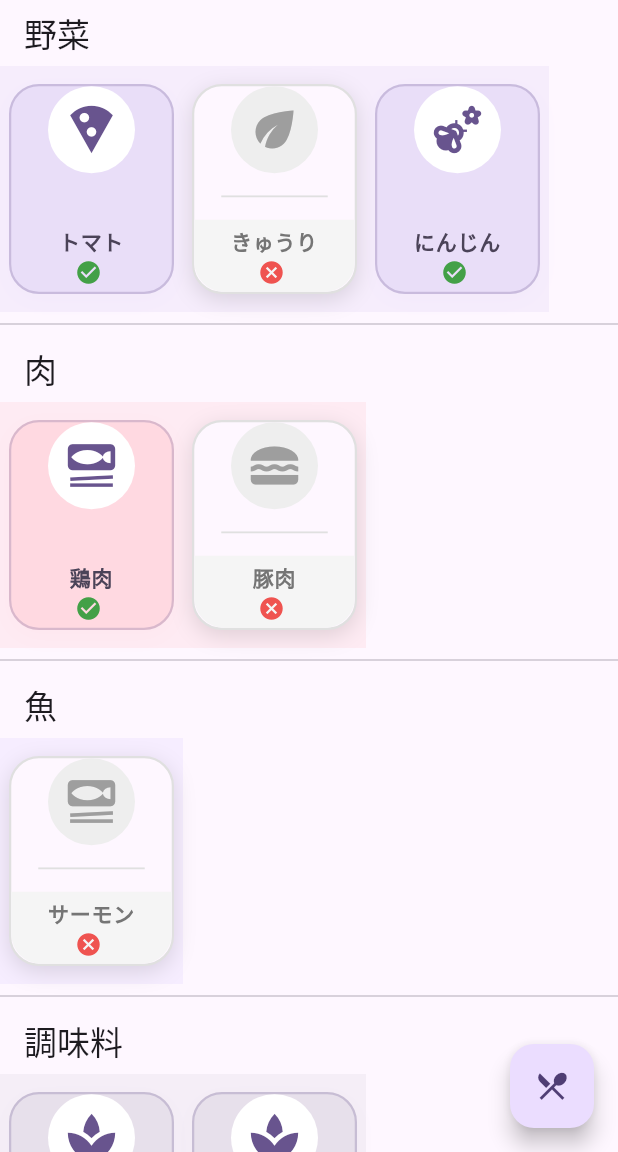
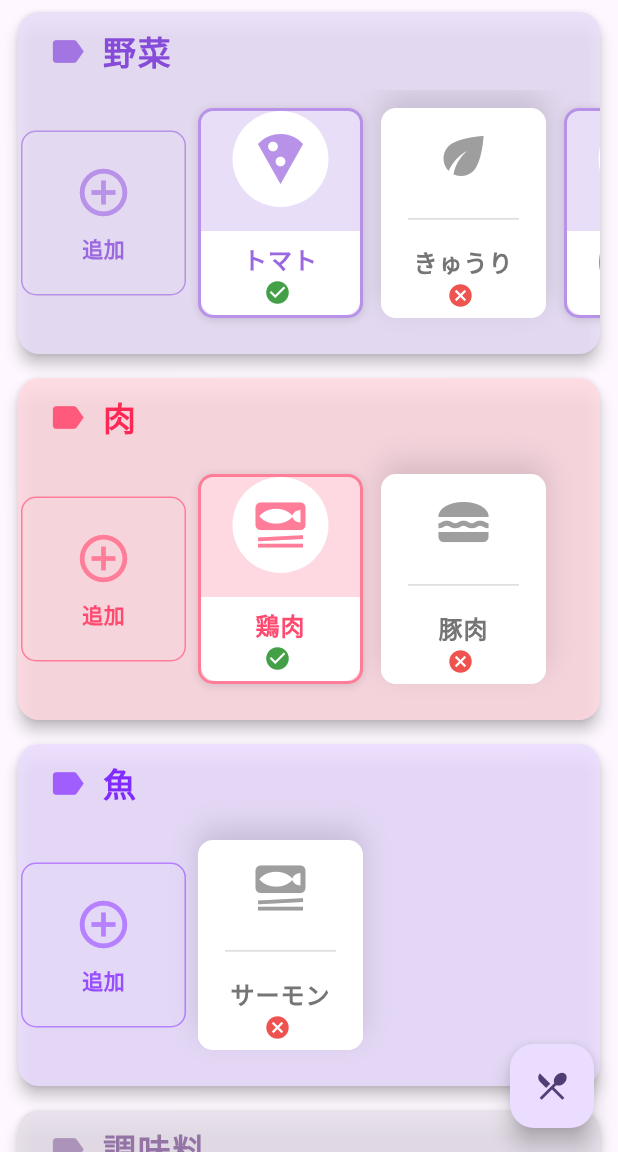
Before and after one commit to Namy3242/komarigoto_app, a Flutter app: the screen it shows after launch, on a phone screen of 412 x 824 dp, the part 84-1236 px from its top. Run offline on Flutter 3.47's test engine with Material 3 defaults, Android fonts, the phone set to English and light mode, and no system bars; our stand-ins replace cloud_firestore, firebase_core, flutter_hooks, hooks_riverpod; accounts and stored records are empty; generated files the repository leaves out were written again.

Commit message:
改善: 食材カテゴリセクションのUIをカードスタイルに変更し、追加カードを追加。食材追加用ボトムシートの検索機能を実装。

```diff
--- a/lib/presentation/ingredient_inventory_screen.dart
+++ b/lib/presentation/ingredient_inventory_screen.dart
@@ -103,35 +103,48 @@ class IngredientCategorySection extends ConsumerWidget {
   @override
   Widget build(BuildContext context, WidgetRef ref) {
     final color = getCategoryColor(context, category);
-    return Column(
+    final theme = Theme.of(context);
+    return Card(
+      elevation: 4,
+      margin: const EdgeInsets.symmetric(horizontal: 12, vertical: 8),
+      shape: RoundedRectangleBorder(borderRadius: BorderRadius.circular(14)),
+      color: color.withOpacity(0.85),
+      child: Padding(
+        padding: const EdgeInsets.only(bottom: 8),
+        child: Column(
           crossAxisAlignment: CrossAxisAlignment.start,
           children: [
             Padding(
-          padding: const EdgeInsets.symmetric(vertical: 8, horizontal: 16),
-          child: Text(category, style: Theme.of(context).textTheme.titleLarge),
+              padding: const EdgeInsets.symmetric(vertical: 12, horizontal: 20),
+              child: Row(
+                children: [
+                  Icon(Icons.label, color: color.darken(0.25), size: 26),
+                  const SizedBox(width: 10),
+                  Text(
+                    category,
+                    style: theme.textTheme.titleLarge?.copyWith(
+                      color: color.darken(0.35),
+                      fontWeight: FontWeight.bold,
+                      letterSpacing: 1.2,
+                    ),
+                  ),
+                ],
+              ),
             ),
             Container(
-          color: color.withOpacity(0.4),
+              color: Colors.transparent,
               height: 164,
               child: SingleChildScrollView(
                 scrollDirection: Axis.horizontal,
-            child: AnimatedSwitcher(
-              duration: const Duration(milliseconds: 400),
-              switchInCurve: Curves.easeInOut,
-              switchOutCurve: Curves.easeInOut,
-              transitionBuilder: (child, animation) => FadeTransition(
-                opacity: animation,
-                child: SlideTransition(
-                  position: Tween<Offset>(
-                    begin: const Offset(0.1, 0),
-                    end: Offset.zero,
-                  ).animate(animation),
-                  child: child,
+                child: Row(
+                  children: [
+                    // 追加カード
+                    _AddIngredientCard(
+                      color: color,
+                      onTap: () => _showAddIngredientSheet(context, ref, category),
                     ),
-              ),
-              child: Row(
-                key: ValueKey(ingredients.map((e) => e.isAvailable).join()),
-                children: ingredients.map((ingredient) => Padding(
+                    // 既存の食材カード
+                    ...ingredients.map((ingredient) => Padding(
                       padding: const EdgeInsets.symmetric(horizontal: 4, vertical: 8),
                       child: IngredientCard(
                         name: ingredient.name,
@@ -140,17 +153,149 @@ class IngredientCategorySection extends ConsumerWidget {
                         onFlip: () => ref.read(ingredientInventoryProvider.notifier).toggleIngredient(category, ingredient),
                         color: color,
                       ),
-                )).toList(),
+                    )),
+                  ],
                 ),
               ),
             ),
+            const SizedBox(height: 4),
+          ],
         ),
-        const Divider(),
-      ],
+      ),
     );
   }
 }
 
+// --- 食材追加カード ---
+class _AddIngredientCard extends StatelessWidget {
+  final Color color;
+  final VoidCallback onTap;
+  const _AddIngredientCard({required this.color, required this.onTap});
+
+  @override
+  Widget build(BuildContext context) {
+    return GestureDetector(
+      onTap: onTap,
+      child: Container(
+        width: 110,
+        height: 110, // 高さを140→110に調整
+        margin: const EdgeInsets.symmetric(vertical: 4, horizontal: 2),
+        decoration: BoxDecoration(
+          color: color.withOpacity(0.18),
+          borderRadius: BorderRadius.circular(10),
+          border: Border.all(color: color.darken(0.18), width: 1.0),
+        ),
+        child: Center(
+          child: Column(
+            mainAxisSize: MainAxisSize.min, // これを追加
+            mainAxisAlignment: MainAxisAlignment.center,
+            children: [
+              Icon(Icons.add_circle_outline, color: color.darken(0.18), size: 38),
+              const SizedBox(height: 8),
+              Text('追加', style: TextStyle(color: color.darken(0.28), fontWeight: FontWeight.bold)),
+            ],
+          ),
+        ),
+      ),
+    );
+  }
+}
+
+// --- 食材追加用ボトムシート ---
+void _showAddIngredientSheet(BuildContext context, WidgetRef ref, String category) {
+  showModalBottomSheet(
+    context: context,
+    isScrollControlled: true,
+    backgroundColor: Colors.white,
+    shape: const RoundedRectangleBorder(
+      borderRadius: BorderRadius.vertical(top: Radius.circular(18)),
+    ),
+    builder: (context) {
+      return _AddIngredientSheet(category: category);
+    },
+  );
+}
+
+class _AddIngredientSheet extends HookWidget {
+  final String category;
+  const _AddIngredientSheet({required this.category});
+
+  @override
+  Widget build(BuildContext context) {
+    final searchController = useTextEditingController();
+    final searchText = useState('');
+    // 仮の候補リスト（本来はDBや定数から）
+    final allCandidates = [
+      Ingredient(name: 'トマト', icon: Icons.local_pizza, category: '野菜', isAvailable: true),
+      Ingredient(name: 'きゅうり', icon: Icons.eco, category: '野菜', isAvailable: true),
+      Ingredient(name: 'にんじん', icon: Icons.emoji_nature, category: '野菜', isAvailable: true),
+      Ingredient(name: '鶏肉', icon: Icons.set_meal, category: '肉', isAvailable: true),
+      Ingredient(name: '豚肉', icon: Icons.lunch_dining, category: '肉', isAvailable: true),
+      Ingredient(name: 'サーモン', icon: Icons.set_meal, category: '魚', isAvailable: true),
+      Ingredient(name: '塩', icon: Icons.spa, category: '調味料', isAvailable: true),
+      Ingredient(name: 'しょうゆ', icon: Icons.spa, category: '調味料', isAvailable: true),
+      Ingredient(name: '卵', icon: Icons.egg, category: 'その他', isAvailable: true),
+    ];
+    final filtered = allCandidates.where((i) =>
+      i.category == category &&
+      (searchText.value.isEmpty || i.name.contains(searchText.value))
+    ).toList();
+
+    return Padding(
+      padding: EdgeInsets.only(
+        left: 16, right: 16,
+        top: 24,
+        bottom: MediaQuery.of(context).viewInsets.bottom + 24,
+      ),
+      child: SizedBox(
+        height: MediaQuery.of(context).size.height * 0.6, // 高さを画面の60%に指定
+        child: Column(
+          crossAxisAlignment: CrossAxisAlignment.start,
+          children: [
+            Row(
+              children: [
+                Expanded(
+                  child: TextField(
+                    controller: searchController,
+                    decoration: const InputDecoration(
+                      prefixIcon: Icon(Icons.search),
+                      hintText: '食材名で検索',
+                      border: OutlineInputBorder(),
+                    ),
+                    onChanged: (v) => searchText.value = v,
+                  ),
+                ),
+                IconButton(
+                  icon: const Icon(Icons.close),
+                  onPressed: () => Navigator.of(context).pop(),
+                ),
+              ],
+            ),
+            const SizedBox(height: 18),
+            SizedBox(
+              height: 140,
+              child: ListView(
+                scrollDirection: Axis.horizontal,
+                children: filtered.map((ingredient) => Padding(
+                  padding: const EdgeInsets.symmetric(horizontal: 4),
+                  child: IngredientCard(
+                    name: ingredient.name,
+                    icon: ingredient.icon,
+                    isAvailable: true,
+                    onFlip: () {}, // 追加処理は後で
+                    color: getCategoryColor(context, category),
+                  ),
+                )).toList(),
+              ),
+            ),
+          ],
+        ),
+      ),
+    );
+  }
+}
+
+// --- 食材カード（グローバルスコープに移動） ---
 class IngredientCard extends StatelessWidget {
   final String name;
   final IconData icon;
@@ -176,22 +321,21 @@ class IngredientCard extends StatelessWidget {
         duration: const Duration(milliseconds: 350),
         curve: Curves.easeInOut,
         width: 110,
-        height: 140,
+        height: 140, // 高さを140→110に統一
         margin: const EdgeInsets.symmetric(vertical: 4, horizontal: 2),
         decoration: BoxDecoration(
-          color: isAvailable ? color : theme.colorScheme.surface,
-          borderRadius: BorderRadius.circular(20),
+          color: isAvailable ? color : Colors.white,
+          borderRadius: BorderRadius.circular(10),
           boxShadow: [
             BoxShadow(
-              color: isAvailable ? color.withOpacity(0.25) : Colors.black12,
-              blurRadius: 12,
-              offset: const Offset(0, 4),
+              color: isAvailable ? Colors.black12 : Colors.black12,
+              blurRadius: isAvailable ? 4 : 16,
+              offset: isAvailable ? const Offset(0, 1) : const Offset(0, -8),
             ),
           ],
-          border: Border.all(
-            color: isAvailable ? theme.colorScheme.primary.withOpacity(0.25) : Colors.grey[300]!,
-            width: 1.5,
-          ),
+          border: isAvailable
+              ? Border.all(color: color.darken(0.18), width: 2.0) // 有るときだけ太めの輪郭線
+              : Border.all(color: Colors.transparent, width: 0),
         ),
         child: Column(
           mainAxisAlignment: MainAxisAlignment.spaceBetween,
@@ -199,22 +343,22 @@ class IngredientCard extends StatelessWidget {
             // 上部: アイコン
             Container(
               decoration: BoxDecoration(
-                color: isAvailable ? Colors.white : Colors.grey[200],
+                color: isAvailable ? Colors.white : Colors.white,
                 shape: BoxShape.circle,
                 boxShadow: [
                   if (isAvailable)
                     BoxShadow(
-                      color: color.withOpacity(0.18),
-                      blurRadius: 8,
+                      color: color.withOpacity(0.13),
+                      blurRadius: 6,
                       offset: const Offset(0, 2),
                     ),
                 ],
               ),
-              padding: const EdgeInsets.all(10),
+              padding: const EdgeInsets.all(12),
               child: Icon(
                 icon,
-                size: 38,
-                color: isAvailable ? theme.colorScheme.primary : Colors.grey,
+                size: 40,
+                color: isAvailable ? color.darken(0.18) : Colors.grey,
               ),
             ),
             // 中央: Divider
@@ -232,22 +376,22 @@ class IngredientCard extends StatelessWidget {
             Container(
               width: double.infinity,
               decoration: BoxDecoration(
-                color: isAvailable ? color.withOpacity(0.13) : Colors.grey[100],
+                color: Colors.white, // ←背景色を常に白に
                 borderRadius: const BorderRadius.only(
-                  bottomLeft: Radius.circular(20),
-                  bottomRight: Radius.circular(20),
+                  bottomLeft: Radius.circular(10),
+                  bottomRight: Radius.circular(10),
                 ),
               ),
-              padding: const EdgeInsets.symmetric(horizontal: 4, vertical: 4),
+              padding: const EdgeInsets.symmetric(horizontal: 4, vertical: 6),
               child: Column(
                 mainAxisSize: MainAxisSize.min,
                 children: [
                   Text(
                     name,
-                    style: theme.textTheme.bodyMedium?.copyWith(
+                    style: theme.textTheme.bodyLarge?.copyWith(
                       fontWeight: FontWeight.bold,
-                      color: isAvailable ? theme.colorScheme.onSecondaryContainer : Colors.grey[600],
-                      letterSpacing: 0.5,
+                      color: isAvailable ? color.darken(0.28) : Colors.grey[600],
+                      letterSpacing: 0.7,
                     ),
                     textAlign: TextAlign.center,
                     maxLines: 1,
@@ -305,4 +449,14 @@ class IngredientCard extends StatelessWidget {
   }
 }
 
+// --- ユーティリティ: カラーを暗くする拡張 ---
+extension ColorUtils on Color {
+  Color darken([double amount = .1]) {
+    assert(amount >= 0 && amount <= 1);
+    final hsl = HSLColor.fromColor(this);
+    final hslDark = hsl.withLightness((hsl.lightness - amount).clamp(0.0, 1.0));
+    return hslDark.toColor();
+  }
+}
+
 // main.dartのMyApp直下にProviderScopeを追加してください
```
Lines whose indentation alone changed are shown as unchanged.
